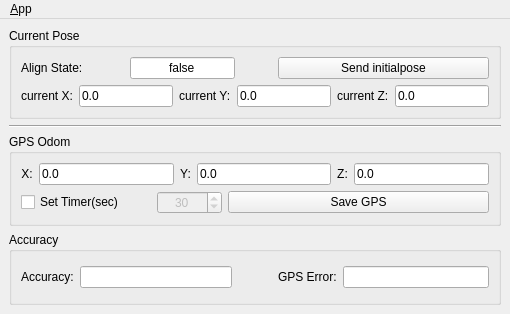
Old version of the form ui/main_window.ui in the repository zang09/localization_ui.
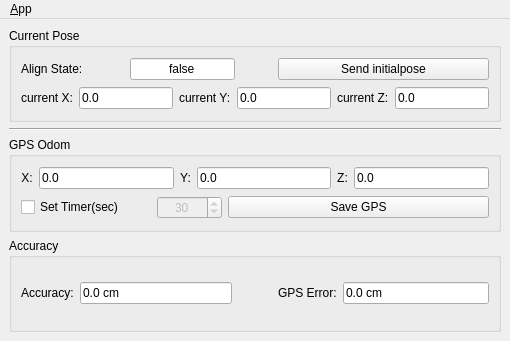
New version of the form. Icons and pictures are not drawn.

Commit message: change gps update rate

What changed in the file:
```diff
--- a/ui/main_window.ui
+++ b/ui/main_window.ui
@@ -7,7 +7,7 @@
     <x>0</x>
     <y>0</y>
     <width>510</width>
-    <height>314</height>
+    <height>341</height>
    </rect>
   </property>
   <property name="acceptDrops">
@@ -279,7 +279,7 @@
       <property name="title">
        <string>Accuracy</string>
       </property>
-      <layout class="QGridLayout" name="gridLayout_5" rowstretch="0,0" columnstretch="1,0,1,0,0">
+      <layout class="QGridLayout" name="gridLayout_5" rowstretch="0" columnstretch="1,0,1">
        <item row="0" column="0">
         <layout class="QHBoxLayout" name="horizontalLayout_6">
          <item>
@@ -290,7 +290,11 @@
           </widget>
          </item>
          <item>
-          <widget class="QLineEdit" name="le_accuracy"/>
+          <widget class="QLineEdit" name="le_accuracy">
+           <property name="text">
+            <string>0.0 cm</string>
+           </property>
+          </widget>
          </item>
         </layout>
        </item>
@@ -304,7 +308,11 @@
           </widget>
          </item>
          <item>
-          <widget class="QLineEdit" name="le_gpserror"/>
+          <widget class="QLineEdit" name="le_gpserror">
+           <property name="text">
+            <string>0.0 cm</string>
+           </property>
+          </widget>
          </item>
         </layout>
        </item>
```
The commit also changes 1 other file.
